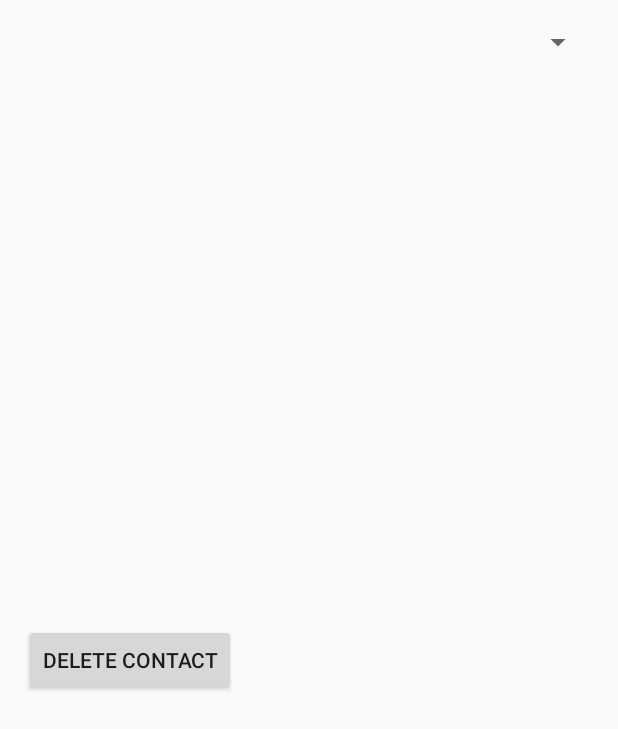
After one commit to prashakar/mobile-development, an Android app: the layout delete_contact.xml on its own in the app's theme, with its tools: preview values and no code run, on a phone screen of 412 x 824 dp. The commit adds this screen. Shown: the top 729 px of the screen. Run offline under Robolectric (Android 15) with nearby library versions, the light colour scheme and no system bars.

Commit message:
lab 6 work

```diff
--- a/app/src/main/AndroidManifest.xml
+++ b/app/src/main/AndroidManifest.xml
@@ -25,7 +25,8 @@
         <activity android:name=".Lab5Activity" />
         <activity android:name=".Lab6Activity" />
         <activity android:name=".ShowLicense" />
-        <activity android:name=".AddContact"></activity>
+        <activity android:name=".AddContact" />
+        <activity android:name=".DeleteContact"></activity>
     </application>
 
 </manifest>
--- /dev/null
+++ b/app/src/main/res/layout/delete_contact.xml
@@ -0,0 +1,24 @@
+<?xml version="1.0" encoding="utf-8"?>
+<RelativeLayout xmlns:android="http://schemas.android.com/apk/res/android"
+    xmlns:tools="http://schemas.android.com/tools"
+    android:id="@+id/delete_contact"
+    android:layout_width="match_parent"
+    android:layout_height="match_parent"
+    android:paddingBottom="@dimen/activity_vertical_margin"
+    android:paddingLeft="@dimen/activity_horizontal_margin"
+    android:paddingRight="@dimen/activity_horizontal_margin"
+    android:paddingTop="@dimen/activity_vertical_margin"
+    tools:context="com.example.prash.mobile_labs.DeleteContact">
+<Spinner
+    android:layout_width="match_parent"
+    android:layout_height="wrap_content"
+    android:id="@+id/spinner"
+    android:spinnerMode="dropdown">
+</Spinner>
+    <Button
+        android:layout_width="wrap_content"
+        android:layout_height="wrap_content"
+        android:text="Delete Contact"
+        android:onClick="deleteContact"
+        android:layout_marginTop="400dp"/>
+</RelativeLayout>
--- a/app/src/main/res/layout/lab6.xml
+++ b/app/src/main/res/layout/lab6.xml
@@ -28,6 +28,7 @@
         <Button
             android:layout_width="wrap_content"
             android:layout_height="wrap_content"
-            android:text="@string/deleteContact_btn"/>
+            android:text="@string/deleteContact_btn"
+            android:onClick="deleteContact"/>
     </LinearLayout>
 </RelativeLayout>
```
Also changed, not shown: app/src/main/java/com/example/prash/mobile_labs/Contact.java (+40 -2 lines), app/src/main/java/com/example/prash/mobile_labs/DeleteContact.java (added, +87 -0 lines), app/src/main/java/com/example/prash/mobile_labs/Lab6Activity.java (+51 -20 lines).
